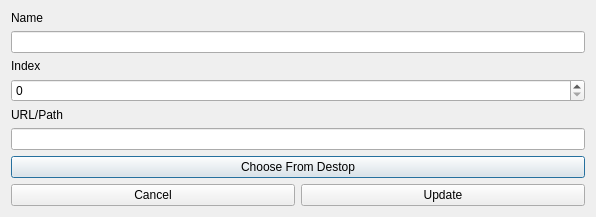
The window that designs/xml/apps_edit_window.ui (daniel-deru/WorkMate-3.0) describes before a commit, drawn with Qt 5.
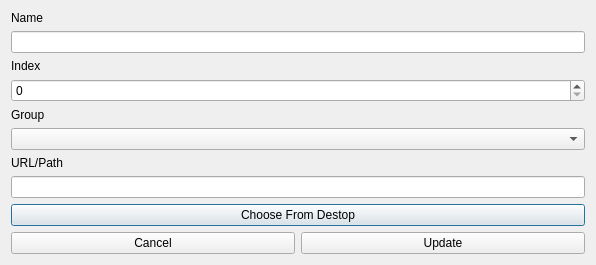
The same window after the commit.

Commit message: added groups combo box to all the feature windows

```diff
--- a/designs/xml/apps_edit_window.ui
+++ b/designs/xml/apps_edit_window.ui
@@ -7,7 +7,7 @@
     <x>0</x>
     <y>0</y>
     <width>596</width>
-    <height>215</height>
+    <height>262</height>
    </rect>
   </property>
   <property name="windowTitle">
@@ -42,6 +42,20 @@
      </item>
     </layout>
    </item>
+   <item>
+    <layout class="QVBoxLayout" name="verticalLayout_5">
+     <item>
+      <widget class="QLabel" name="lbl_group">
+       <property name="text">
+        <string>Group</string>
+       </property>
+      </widget>
+     </item>
+     <item>
+      <widget class="QComboBox" name="cmb_group"/>
+     </item>
+    </layout>
+   </item>
    <item>
     <layout class="QVBoxLayout" name="verticalLayout_2">
      <item>
```
The commit also changes 45 other files.
